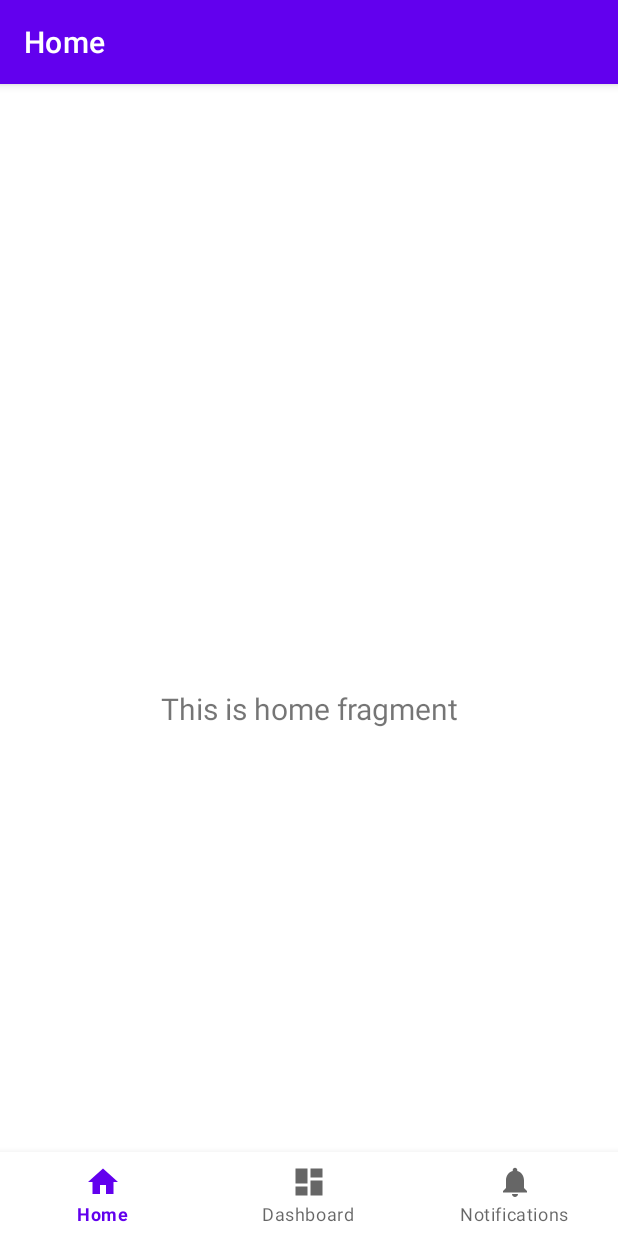
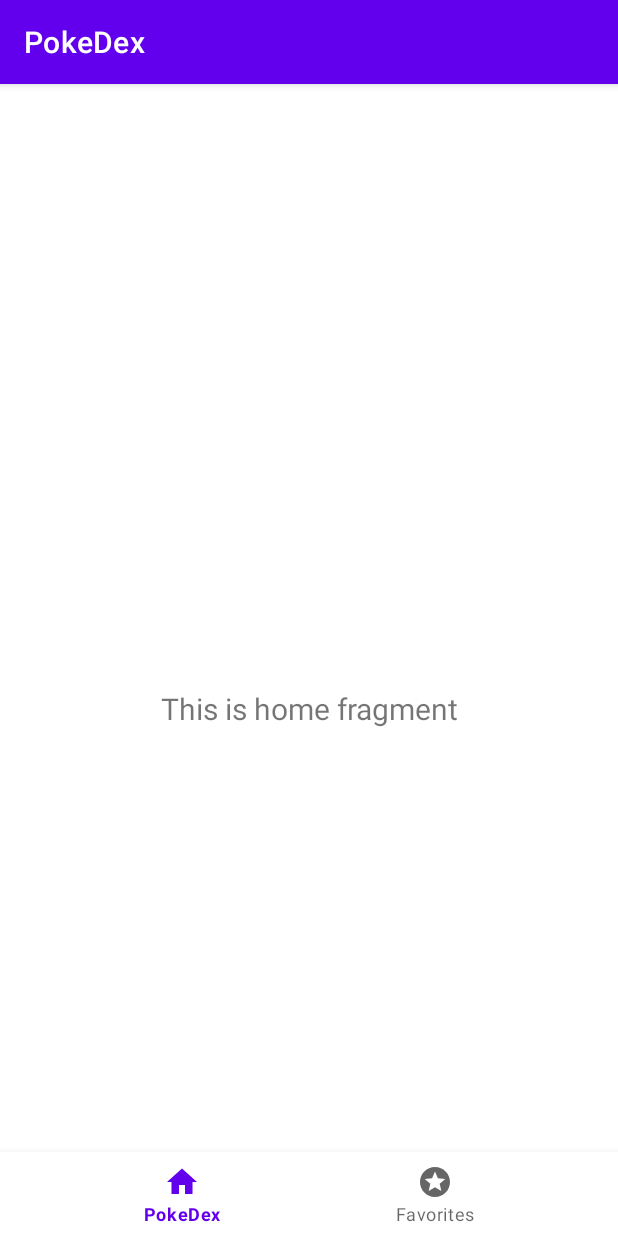
Before and after one commit to NAkbulut/IKPMD, an Android app: the screen it shows after launch (MainActivity), on a phone screen of 412 x 824 dp. Run offline under Robolectric (Android 15) with nearby library versions, the phone set to English and light mode, and no system bars; our stand-ins replace navigation-ui.

Commit message:
Changed bottom nav, added new Icon

```diff
--- a/app/src/main/java/com/example/ikpmd_periode2/MainActivity.java
+++ b/app/src/main/java/com/example/ikpmd_periode2/MainActivity.java
@@ -20,7 +20,7 @@ public class MainActivity extends AppCompatActivity {
         // Passing each menu ID as a set of Ids because each
         // menu should be considered as top level destinations.
         AppBarConfiguration appBarConfiguration = new AppBarConfiguration.Builder(
-                R.id.navigation_home, R.id.navigation_dashboard, R.id.navigation_notifications)
+                R.id.navigation_home, R.id.navigation_dashboard)
                 .build();
         NavController navController = Navigation.findNavController(this, R.id.nav_host_fragment);
         NavigationUI.setupActionBarWithNavController(this, navController, appBarConfiguration);
--- a/app/src/main/res/drawable/ic_dashboard_black_24dp.xml
+++ b/app/src/main/res/drawable/ic_dashboard_black_24dp.xml
@@ -1,9 +1,10 @@
 <vector xmlns:android="http://schemas.android.com/apk/res/android"
     android:width="24dp"
     android:height="24dp"
-    android:viewportWidth="24.0"
-    android:viewportHeight="24.0">
-    <path
-        android:fillColor="#FF000000"
-        android:pathData="M3,13h8L11,3L3,3v10zM3,21h8v-6L3,15v6zM13,21h8L21,11h-8v10zM13,3v6h8L21,3h-8z" />
+    android:viewportWidth="24"
+    android:viewportHeight="24"
+    android:tint="?attr/colorControlNormal">
+  <path
+      android:fillColor="@android:color/white"
+      android:pathData="M11.99,2C6.47,2 2,6.48 2,12s4.47,10 9.99,10C17.52,22 22,17.52 22,12S17.52,2 11.99,2zM16.23,18L12,15.45 7.77,18l1.12,-4.81 -3.73,-3.23 4.92,-0.42L12,5l1.92,4.53 4.92,0.42 -3.73,3.23L16.23,18z"/>
 </vector>
--- a/app/src/main/res/drawable/ic_notifications_black_24dp.xml
+++ /dev/null
@@ -1,9 +0,0 @@
-<vector xmlns:android="http://schemas.android.com/apk/res/android"
-    android:width="24dp"
-    android:height="24dp"
-    android:viewportWidth="24.0"
-    android:viewportHeight="24.0">
-    <path
-        android:fillColor="#FF000000"
-        android:pathData="M12,22c1.1,0 2,-0.9 2,-2h-4c0,1.1 0.89,2 2,2zM18,16v-5c0,-3.07 -1.64,-5.64 -4.5,-6.32L13.5,4c0,-0.83 -0.67,-1.5 -1.5,-1.5s-1.5,0.67 -1.5,1.5v0.68C7.63,5.36 6,7.92 6,11v5l-2,2v1h16v-1l-2,-2z" />
-</vector>
--- a/app/src/main/res/menu/bottom_nav_menu.xml
+++ b/app/src/main/res/menu/bottom_nav_menu.xml
@@ -11,9 +11,4 @@
         android:icon="@drawable/ic_dashboard_black_24dp"
         android:title="@string/title_dashboard" />
 
-    <item
-        android:id="@+id/navigation_notifications"
-        android:icon="@drawable/ic_notifications_black_24dp"
-        android:title="@string/title_notifications" />
-
 </menu>
--- a/app/src/main/res/navigation/mobile_navigation.xml
+++ b/app/src/main/res/navigation/mobile_navigation.xml
@@ -17,9 +17,4 @@
         android:label="@string/title_dashboard"
         tools:layout="@layout/fragment_dashboard" />
 
-    <fragment
-        android:id="@+id/navigation_notifications"
-        android:name="com.example.ikpmd_periode2.ui.notifications.NotificationsFragment"
-        android:label="@string/title_notifications"
-        tools:layout="@layout/fragment_notifications" />
 </navigation>
--- a/app/src/main/res/values/strings.xml
+++ b/app/src/main/res/values/strings.xml
@@ -1,7 +1,6 @@
 <resources>
-    <string name="app_name">IKPMD_Periode2</string>
-    <string name="title_activity_main">MainActivity</string>
-    <string name="title_home">Home</string>
-    <string name="title_dashboard">Dashboard</string>
-    <string name="title_notifications">Notifications</string>
+    <string name="app_name">PokeDex IKPMD</string>
+    <string name="title_activity_main">PokeDex IKPMD</string>
+    <string name="title_home">PokeDex</string>
+    <string name="title_dashboard">Favorites</string>
 </resources>
```
